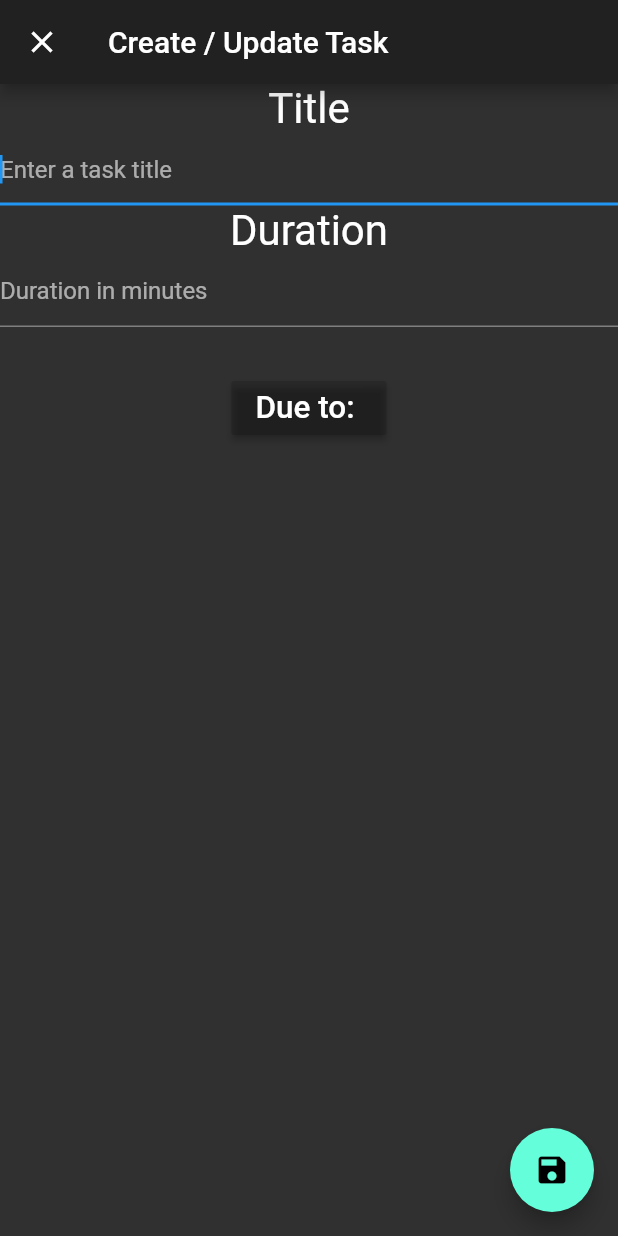
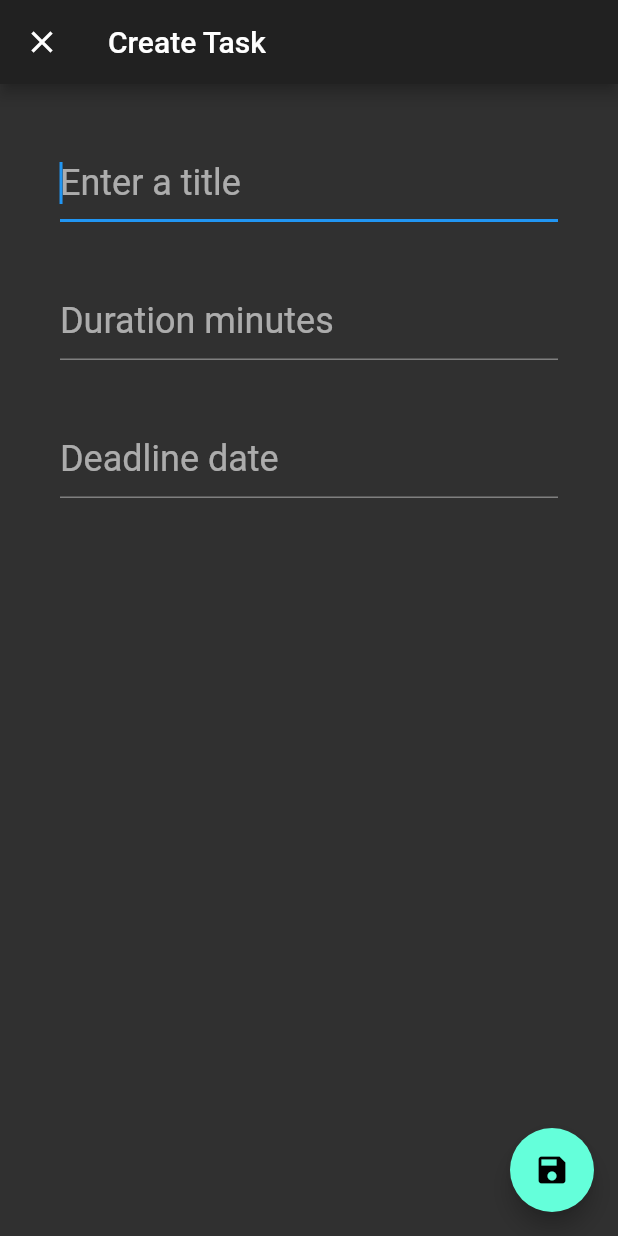
Before and after one commit to captainhorsepower/todo_app, a Flutter app: the screen it shows after launch, after a tap on the "add" icon, on a phone screen of 412 x 824 dp. Run offline on Flutter 3.47's test engine with Material 2 defaults, Android fonts, the phone set to English and light mode, and no system bars; our stand-ins replace sqflite; missing offline and left inert: taptic_feedback; accounts and stored records are empty.

Commit message:
WIP: improve create task UI

```diff
--- a/lib/view/create_task_screen.dart
+++ b/lib/view/create_task_screen.dart
@@ -1,5 +1,7 @@
+import 'package:flutter/cupertino.dart';
 import 'package:flutter/material.dart';
 import 'package:intl/intl.dart';
+
 import '../model/task.dart';
 
 class CreateTaskScreen extends StatefulWidget {
@@ -12,10 +14,11 @@ class CreateTaskScreen extends StatefulWidget {
 }
 
 class _CreateTaskScreenState extends State<CreateTaskScreen> {
-  final format = DateFormat('dd MMM hh:mm a');
+  final format = DateFormat('MMMM dd, yyyy');
 
   final titleController = new TextEditingController();
   final durationController = new TextEditingController();
+  final dueToController = new TextEditingController();
   DateTime dueTo;
 
   @override
@@ -23,8 +26,9 @@ class _CreateTaskScreenState extends State<CreateTaskScreen> {
     if (widget.task != null) {
       titleController.text = widget.task.title;
       durationController.text = widget.task.duration.inMinutes.toString();
+      dueTo = widget.task.dueTo;
+      dueToController.text = dueTo == null ? '' : format.format(dueTo);
     }
-    dueTo = widget.task?.dueTo;
     super.initState();
   }
 
@@ -32,72 +36,63 @@ class _CreateTaskScreenState extends State<CreateTaskScreen> {
   Widget build(BuildContext context) {
     return Scaffold(
       appBar: AppBar(
-        title: Text('Create / Update Task'),
+        title: Text(widget.task == null ? 'Create Task' : 'Update Task'),
       ),
       body: Column(
         children: <Widget>[
-          Expanded(
-            flex: 5,
-            child: Column(
+          Column(
             crossAxisAlignment: CrossAxisAlignment.center,
             children: <Widget>[
-                Text(
-                  'Title',
-                  textScaleFactor: 2,
+              Padding(
+                padding: const EdgeInsets.all(40.0),
+                child: TextField(
+                  decoration: InputDecoration(
+                    hintText: 'Enter a title',
                   ),
-                TextField(
-                  decoration: InputDecoration(
-                    hintText: 'Enter a task title',
-                  ),
+                  style: TextStyle(fontSize: 24),
                   autofocus: true,
                   controller: titleController,
                 ),
-                Text(
-                  'Duration',
-                  textScaleFactor: 2,
               ),
-                TextField(
-                  decoration: InputDecoration(hintText: 'Duration in minutes'),
+              Padding(
+                padding: const EdgeInsets.only(bottom: 40.0, left: 40, right: 40),
+                child: TextField(
+                  decoration: InputDecoration(
+                    hintText: 'Duration minutes',
+                  ),
+                  style: TextStyle(fontSize: 24),
                   autocorrect: false,
-                  keyboardType: TextInputType.numberWithOptions(signed: true),
+                  keyboardType: TextInputType.numberWithOptions(),
                   controller: durationController,
                 ),
+              ),
               Padding(
-                  padding: const EdgeInsets.all(30.0),
-                  child: MaterialButton(
-                    color: Colors.black12,
-                    child: Text(
-                      'Due to: ${dueTo == null ? '' : format.format(dueTo)}',
-                      textScaleFactor: 1.5,
+                padding: EdgeInsets.symmetric(horizontal: 40),
+                child: TextField(
+                  decoration: InputDecoration(
+                    hintText: 'Deadline date',
                   ),
-                    onPressed: () async {
-                      final date = await showDatePicker(
+                  style: TextStyle(fontSize: 24),
+                  textInputAction: TextInputAction.none,
+                  controller: dueToController,
+                  onTap: () async {
+                    dueTo = await showDatePicker(
                       context: context,
-                        firstDate: DateTime.now(),
+                      firstDate: DateTime.now().subtract(Duration(days: 30)),
                       lastDate: DateTime.now().add(Duration(days: 500)),
                       initialDate: DateTime.now(),
                     );
-                      if (date != null) {
-                        final time = await showTimePicker(
-                          context: context,
-                          initialTime: TimeOfDay.now(),
-                        );
-                        dueTo = time == null
-                            ? null
-                            : DateTime(
-                                date.year,
-                                date.month,
-                                date.day,
-                                time.hour,
-                                time.minute,
-                              );
+                    if (dueTo == null) {
+                      dueToController.text = '';
+                      return;
                     }
+                    dueTo = DateTime(dueTo.year, dueTo.month, dueTo.day, 23, 59, 59);
+                    dueToController.text = format.format(dueTo);
                     setState(() {});
                   },
                 ),
               ),
             ],
-            ),
           ),
         ],
       ),
@@ -131,6 +126,7 @@ class _CreateTaskScreenState extends State<CreateTaskScreen> {
   void dispose() {
     durationController.dispose();
     titleController.dispose();
+    dueToController.dispose();
     super.dispose();
   }
 }
--- a/lib/view/expanded_task_screen.dart
+++ b/lib/view/expanded_task_screen.dart
@@ -96,8 +96,7 @@ class ExpandedTaskScreen extends StatelessWidget {
         onPressed: () async {
           Task newTask = await _showCreateTaskScreen(context);
           if (newTask != null) {
-            final parent = await taskController.loadById(task.id, depth: 0);
-            await taskController.create(task: newTask, parent: parent);
+            await taskController.create(task: newTask, parent: task);
             trigger.trigger();
           }
         },
@@ -138,16 +137,5 @@ class ExpandedTaskScreen extends StatelessWidget {
     );
   }
 
-  Widget _buildTaskView(Task task, BuildContext context) => GestureDetector(
-      child: TaskView(task),
-      onTap: () {
-        Navigator.push(
-          context,
-          MaterialPageRoute(
-              builder: (context) => ChangeNotifierProvider(
-                    builder: (_) => RebuildTrigger(),
-                    child: ExpandedTaskScreen(task),
-                  )),
-        );
-      });
+  Widget _buildTaskView(Task task, BuildContext context) => TaskView(task);
 }
--- a/lib/view/unlisted_tasks_screen.dart
+++ b/lib/view/unlisted_tasks_screen.dart
@@ -5,7 +5,6 @@ import 'package:todo_chunks/view/rebuild_trigger.dart';
 
 import '../model/task.dart';
 import '../model/controller/controller_provider.dart';
-import 'expanded_task_screen.dart';
 import 'task_view.dart';
 import 'create_task_screen.dart';
 
@@ -15,7 +14,7 @@ class UnlistedTaskScreen extends StatelessWidget {
   @override
   Widget build(BuildContext context) {
     final tasksFuture = taskController.loadAllRoots();
-
+    final trigger = Provider.of<RebuildTrigger>(context);
     return Scaffold(
       appBar: AppBar(
         title: Text('All Tasks'),
@@ -40,6 +39,7 @@ class UnlistedTaskScreen extends StatelessWidget {
           final newTask = await _showCreateTask(context);
           if (newTask != null) {
             await taskController.create(task: newTask);
+            trigger.trigger();
           }
         },
       ),
@@ -62,16 +62,5 @@ class UnlistedTaskScreen extends StatelessWidget {
     );
   }
 
-  Widget _buildTaskView(Task task, BuildContext context) => GestureDetector(
-      child: TaskView(task),
-      onTap: () {
-        Navigator.push(
-          context,
-          MaterialPageRoute(
-              builder: (context) => ChangeNotifierProvider(
-                    builder: (_) => RebuildTrigger(),
-                    child: ExpandedTaskScreen(task),
-                  )),
-        );
-      });
+  Widget _buildTaskView(Task task, BuildContext context) => TaskView(task);
 }
```
Also changed, not shown: lib/view/task_view.dart (+20 -3 lines), 3 other files. Lines whose indentation alone changed are shown as unchanged.
